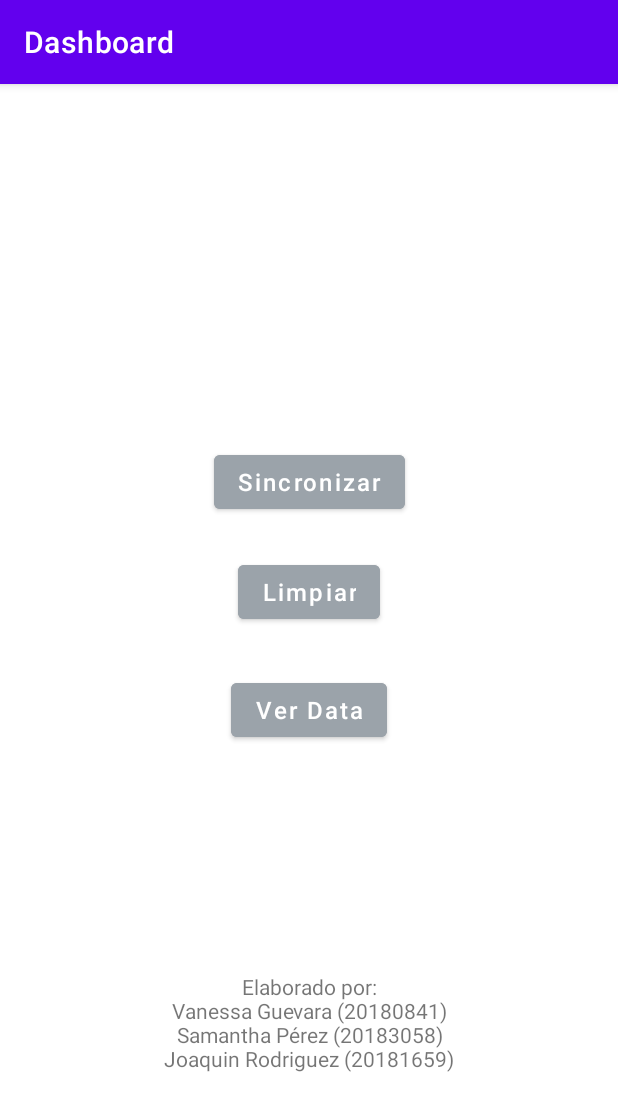
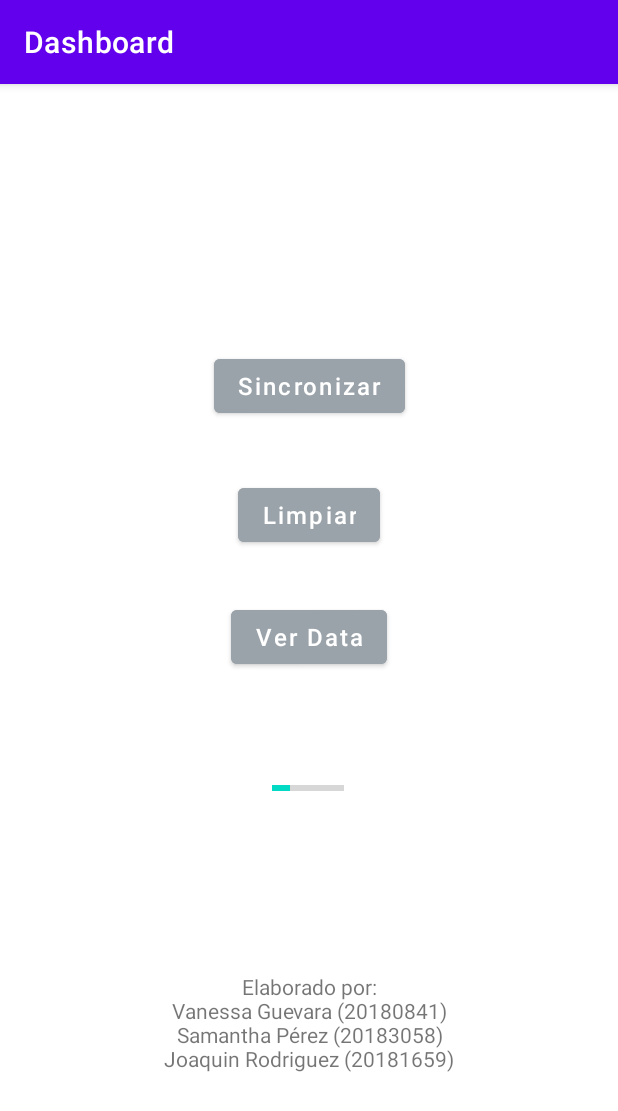
Before and after one commit to saamnd/EC3_PM, an Android app: the screen it shows after launch (MainActivity), on a phone screen of 412 x 824 dp. Shown: the top 1111 px of the screen. Run offline under Robolectric (Android 15) with nearby library versions, the phone set to English and light mode, and no system bars.

Commit message:
progressbar

```diff
--- a/app/src/main/res/layout/fragment_main.xml
+++ b/app/src/main/res/layout/fragment_main.xml
@@ -17,7 +17,7 @@
         app:layout_constraintEnd_toEndOf="parent"
         app:layout_constraintStart_toStartOf="parent"
         app:layout_constraintTop_toTopOf="parent"
-        app:layout_constraintVertical_bias="0.437" />
+        app:layout_constraintVertical_bias="0.366" />
 
     <Button
         android:id="@+id/butSinc"
@@ -31,7 +31,7 @@
         app:layout_constraintEnd_toEndOf="parent"
         app:layout_constraintStart_toStartOf="parent"
         app:layout_constraintTop_toTopOf="parent"
-        app:layout_constraintVertical_bias="0.904" />
+        app:layout_constraintVertical_bias="0.823" />
 
     <Button
         android:id="@+id/butData"
@@ -61,5 +61,19 @@
         app:layout_constraintTop_toTopOf="parent"
         app:layout_constraintVertical_bias="0.845" />
 
+    <ProgressBar
+        android:id="@+id/progressBar"
+        style="?android:attr/progressBarStyleHorizontal"
+        android:layout_width="wrap_content"
+        android:layout_height="wrap_content"
+        app:layout_constraintBottom_toTopOf="@+id/textView2"
+        app:layout_constraintEnd_toEndOf="parent"
+        app:layout_constraintHorizontal_bias="0.498"
+        app:layout_constraintStart_toStartOf="parent"
+        app:layout_constraintTop_toBottomOf="@+id/butData"
+        app:layout_constraintVertical_bias="0.375"
+        android:progress="25"
+        />
+
 
 </androidx.constraintlayout.widget.ConstraintLayout>
```
